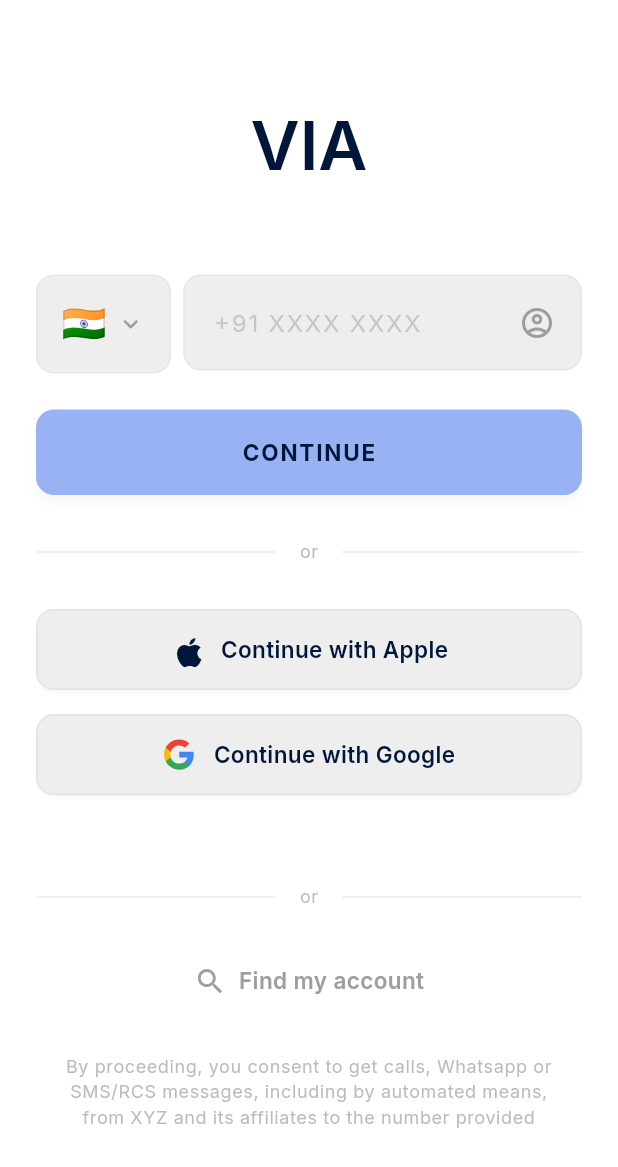
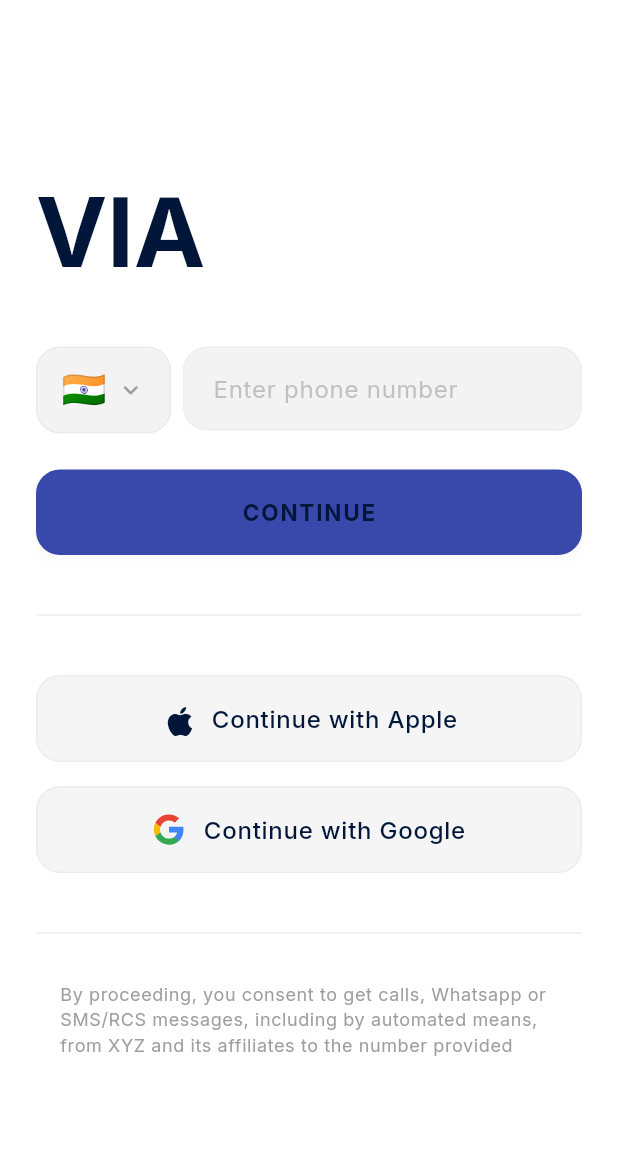
Before and after one commit to once-human/via-commuter, a Flutter app: the screen it shows after launch, on a phone screen of 412 x 824 dp. Shown: the top 1167 px of the screen. Run offline on Flutter 3.47's test engine with Material 3 defaults, Android fonts, the phone set to English and light mode, and no system bars; drawn by our look-alikes of dynamic_color; our stand-ins replace country_picker, flutter_svg, go_router.

Commit message:
feat : updated colors.dart file

```diff
--- a/lib/app/theme/colors.dart
+++ b/lib/app/theme/colors.dart
@@ -3,42 +3,47 @@ import 'package:flutter/material.dart';
 // Define your core colors based on the palette
 const Color kOxfordBlue = Color(0xFF011638);
 const Color kCharcoal = Color(0xFF364156);
-const Color kJordyBlue = Color(0xFF98B2F4); // Primary Action / Accent
+const Color kIndigoAccent = Color(0xFF3949AB); // New darker, cooler primary accent
 const Color kIndianRed = Color(0xFFDB5461); // Maybe Error or Warning
 const Color kWhite = Colors.white;
 const Color kBlack = Colors.black;
 const Color kGrey = Color(0xFF9E9E9E); // General grey for text/icons
 const Color kLightGrey = Color(0xFFEEEEEE); // Input field background / dividers
 
+// New Dark Theme Colors (Inspired by How We Feel)
+const Color kDeepDarkBackground = Color(0xFF121212);
+const Color kDarkSurface = Color(0xFF1E1E1E);
+const Color kGreyTransparent = Color(0x339E9E9E); // ~20% opacity Grey for outlineVariant
+
 /// Dark Color Scheme using the provided palette
 const ColorScheme kDarkColorScheme = ColorScheme(
   brightness: Brightness.dark,
 
-  // Core Colors
-  primary: kJordyBlue,         // Main action button (Continue)
-  onPrimary: kOxfordBlue,     // Text on Primary button
+  // Core Colors (Updated Primary)
+  primary: kIndigoAccent,       // Main action button (Continue) - Now darker blue
+  onPrimary: kWhite,          // Text on Primary button (White provides good contrast)
   secondary: kCharcoal,       // Maybe for secondary actions or borders
   onSecondary: kWhite,        // Text on Secondary
   tertiary: kIndianRed,       // Optional accent
   onTertiary: kWhite,
 
-  // Backgrounds
-  background: kOxfordBlue,    // Main background of the screen
-  onBackground: kWhite,       // Main text color on background
-  surface: kCharcoal,         // Cards, Dialogs, Input Field backgrounds (Apple/Google buttons)
-  onSurface: kWhite,          // Text/icons on surface (Apple/Google button text)
-  surfaceContainerHighest: kCharcoal, // For the slightly elevated input fields / country code
-  onSurfaceVariant: kGrey,    // Hint text, dividers, disabled elements, consent text
+  // Backgrounds (Updated for darker theme)
+  background: kDeepDarkBackground,    // Main background of the screen (Now much darker)
+  onBackground: kWhite,           // Main text color on background
+  surface: kDarkSurface,            // Cards, Dialogs, Input Field backgrounds (Slightly lighter dark)
+  onSurface: kWhite,              // Text/icons on surface
+  surfaceContainerHighest: kDarkSurface, // Keep consistent with surface for now
+  onSurfaceVariant: kGrey,        // Hint text, dividers, disabled elements, consent text
 
   // Other
-  outline: kGrey,             // Borders, dividers
-  outlineVariant: kLightGrey, // Subtle dividers like the 'or' lines
-  error: kIndianRed,          // Error states
-  onError: kWhite,            // Text on error backgrounds
-  inverseSurface: kWhite,     // For elements needing contrast on dark background
-  onInverseSurface: kOxfordBlue,// Text on inverse surface
-  shadow: kBlack,             // Shadows
-  scrim: Color(0x80000000), // 50% opacity black for scrims
+  outline: kGrey,                 // Borders, dividers
+  outlineVariant: kGreyTransparent, // Subtle dividers like the 'or' lines (Use const color)
+  error: kIndianRed,              // Error states
+  onError: kWhite,                // Text on error backgrounds
+  inverseSurface: kWhite,         // For elements needing contrast on dark background
+  onInverseSurface: kOxfordBlue,    // Text on inverse surface
+  shadow: kBlack,                 // Shadows
+  scrim: Color(0x80000000),     // 50% opacity black for scrims
 );
 
 /// Light Color Scheme - Derived or defined separately if needed
@@ -47,7 +52,7 @@ const ColorScheme kDarkColorScheme = ColorScheme(
 // to the roles (primary, background, surface, etc.)
 const ColorScheme kLightColorScheme = ColorScheme(
   brightness: Brightness.light,
-  primary: kJordyBlue, // Example mapping
+  primary: kIndigoAccent, // Example mapping
   onPrimary: kOxfordBlue,
   secondary: kCharcoal,
   onSecondary: kWhite,
--- a/lib/app/theme/theme.dart
+++ b/lib/app/theme/theme.dart
@@ -26,8 +26,16 @@ class AppTheme {
       textTheme: _buildTextTheme(colorScheme),
       elevatedButtonTheme: ElevatedButtonThemeData(
         style: ElevatedButton.styleFrom(
-          // Default button styles can be defined here
+          // Explicitly define background and foreground from ColorScheme
+          backgroundColor: colorScheme.primary,
+          foregroundColor: colorScheme.onPrimary,
+          // Keep existing text style overrides
           textStyle: const TextStyle(fontFamily: _fontFamily, fontWeight: FontWeight.w600),
+          // Add padding and shape for consistency if needed
+          padding: const EdgeInsets.symmetric(horizontal: 24, vertical: 16),
+          shape: RoundedRectangleBorder(
+            borderRadius: BorderRadius.circular(16), // Match other elements
+          ),
         ),
       ),
       textButtonTheme: TextButtonThemeData(
@@ -36,19 +44,31 @@ class AppTheme {
          ),
       ),
       inputDecorationTheme: InputDecorationTheme(
-        // Default input styles can be defined here
+        // Define borders for different states
+        enabledBorder: OutlineInputBorder(
+          borderRadius: BorderRadius.circular(16),
+          // Subtle border when not focused
+          borderSide: BorderSide(color: colorScheme.outlineVariant, width: 1),
+        ),
+        focusedBorder: OutlineInputBorder(
+          borderRadius: BorderRadius.circular(16),
+          // Highlight border using primary color when focused (reduced width)
+          borderSide: BorderSide(color: colorScheme.primary, width: 1.0),
+        ),
+        // Ensure borderSide is none in the base 'border' to rely on enabled/focused
         border: OutlineInputBorder(
-          borderRadius: BorderRadius.circular(8),
-          borderSide: BorderSide.none,
+           borderRadius: BorderRadius.circular(16),
+           borderSide: BorderSide.none, // Base border is none
         ),
         filled: true,
-        fillColor: colorScheme.surfaceContainerHighest,
+        // Apply translucency to the default input background
+        fillColor: colorScheme.surface.withOpacity(0.7),
         hintStyle: TextStyle(
           fontFamily: _fontFamily,
           color: colorScheme.onSurfaceVariant.withOpacity(0.6),
           fontWeight: FontWeight.w400, // Regular
         ),
-        contentPadding: const EdgeInsets.symmetric(horizontal: 16, vertical: 18),
+        contentPadding: const EdgeInsets.symmetric(horizontal: 16, vertical: 16),
       ),
       // Define other component themes as needed
     );
--- a/lib/presentation/screens/onboarding/onboarding_screen.dart
+++ b/lib/presentation/screens/onboarding/onboarding_screen.dart
@@ -231,17 +231,20 @@ class _OnboardingScreenState extends State<OnboardingScreen> with SingleTickerPr
     final colorScheme = theme.colorScheme;
     final textTheme = theme.textTheme;
 
-    // Wrap with TapScaleEffect
-    return TapScaleEffect(
+    // Wrap with SizedBox to enforce height matching the TextField
+    return SizedBox(
+      height: 58, // Explicit height to match TextField based on theme padding
+      child: TapScaleEffect(
         onTap: () {
           HapticFeedback.mediumImpact();
           _showCountryPicker(context);
         },
         child: Container(
-        padding: const EdgeInsets.symmetric(horizontal: 16, vertical: 14),
+          // Keep existing padding for internal content alignment
+          padding: const EdgeInsets.symmetric(horizontal: 16), // Vertical padding removed as height is fixed
           decoration: BoxDecoration(
-          color: colorScheme.surface,
-          borderRadius: BorderRadius.circular(12),
+            color: colorScheme.surface.withOpacity(0.7),
+            borderRadius: BorderRadius.circular(16),
             border: Border.all(
               color: colorScheme.outline.withOpacity(0.1),
               width: 1,
@@ -249,6 +252,7 @@ class _OnboardingScreenState extends State<OnboardingScreen> with SingleTickerPr
           ),
           child: Row(
             mainAxisSize: MainAxisSize.min,
+            mainAxisAlignment: MainAxisAlignment.center, // Center content vertically
             children: [
               Text(
                 _selectedCountry.flagEmoji,
@@ -263,6 +267,7 @@ class _OnboardingScreenState extends State<OnboardingScreen> with SingleTickerPr
             ],
           ),
         ),
+      ),
     );
   }
 
@@ -271,7 +276,7 @@ class _OnboardingScreenState extends State<OnboardingScreen> with SingleTickerPr
     final theme = Theme.of(context);
     showCountryPicker(
       context: context,
-      favorite: ['IN', 'US', 'GB'], // Optional: Add favorite countries
+      favorite: ['IN', 'US', 'GB'],
       showPhoneCode: true,
       onSelect: (Country country) {
         HapticFeedback.mediumImpact();
@@ -280,9 +285,14 @@ class _OnboardingScreenState extends State<OnboardingScreen> with SingleTickerPr
           _selectedCountryCode = '+${country.phoneCode}';
         });
       },
+      // Use the correct parameter name and provide standard theme data
       countryListTheme: CountryListThemeData(
-        backgroundColor: theme.colorScheme.surface, // Dark surface for the list
+          backgroundColor: theme.colorScheme.surface, // Use surface color for sheet bg
+          searchTextStyle: TextStyle(color: theme.colorScheme.onSurface),
+          textStyle: TextStyle(color: theme.colorScheme.onSurface),
+          bottomSheetHeight: MediaQuery.of(context).size.height * 0.7,
           borderRadius: const BorderRadius.vertical(top: Radius.circular(20)),
+          // Keep input decoration styling
           inputDecoration: InputDecoration(
               hintText: 'Search country',
               hintStyle: TextStyle(color: theme.colorScheme.onSurfaceVariant.withOpacity(0.7)),
@@ -294,10 +304,9 @@ class _OnboardingScreenState extends State<OnboardingScreen> with SingleTickerPr
               filled: true,
               fillColor: theme.colorScheme.surfaceContainerHighest,
           ),
-        searchTextStyle: TextStyle(color: theme.colorScheme.onSurface),
-        textStyle: TextStyle(color: theme.colorScheme.onSurface),
-        bottomSheetHeight: MediaQuery.of(context).size.height * 0.7, // Control height
       ),
+      // REMOVE the custom bottomSheetBuilder
+      // bottomSheetBuilder: (context) { ... },
     );
   }
 
@@ -307,59 +316,40 @@ class _OnboardingScreenState extends State<OnboardingScreen> with SingleTickerPr
     final colorScheme = theme.colorScheme;
     final textTheme = theme.textTheme;
 
-    // Updated buildPhoneNumberInput
-    Widget buildPhoneNumberInput() {
+    // Updated buildPhoneInput
+    Widget _buildPhoneInput(BuildContext context) {
+      final theme = Theme.of(context);
+      final colorScheme = theme.colorScheme;
+      // No longer need explicit border radius or fill color here,
+      // it will inherit from the theme's InputDecorationTheme
       return Expanded(
         child: TextField(
           controller: _phoneController,
           keyboardType: TextInputType.phone,
-          inputFormatters: [FilteringTextInputFormatter.digitsOnly],
-          style: textTheme.bodyLarge?.copyWith(
-            color: colorScheme.onSurface, // Text color inside input
-            letterSpacing: 1.2, // Increased spacing like Figma
-            fontSize: 16, // Adjust font size if needed
+          style: TextStyle(
+            color: colorScheme.onSurface,
+            fontWeight: FontWeight.w500, // Medium
           ),
           decoration: InputDecoration(
-            filled: true,
-            fillColor: colorScheme.surface,
-            hintText: '+${_selectedCountry.phoneCode} XXXX XXXX', // Dynamic hint
-            hintStyle: textTheme.bodyLarge?.copyWith(
-              color: colorScheme.onSurfaceVariant.withOpacity(0.5), // Hint color
-              letterSpacing: 1.2,
-              fontSize: 16,
+            hintText: 'Enter phone number',
+            // Remove explicit decoration properties, inherit from theme
+            // fillColor: colorScheme.surface.withOpacity(0.7),
+            // border: OutlineInputBorder(
+            //   borderRadius: BorderRadius.circular(16),
+            //   borderSide: BorderSide.none,
+            // ),
+            // filled: true,
           ),
-            border: OutlineInputBorder(
-              borderRadius: BorderRadius.circular(12),
-              borderSide: BorderSide.none, // No border by default
-            ),
-            enabledBorder: OutlineInputBorder(
-              borderRadius: BorderRadius.circular(12),
-              borderSide: BorderSide(
-                color: colorScheme.outline.withOpacity(0.1), // Subtle border when enabled
-              ),
-            ),
-            focusedBorder: OutlineInputBorder(
-              borderRadius: BorderRadius.circular(12),
-              borderSide: BorderSide(
-                color: colorScheme.primary, // Highlight on focus
-                width: 1.5, // Slightly thicker border on focus
-              ),
-            ),
-            contentPadding: const EdgeInsets.symmetric(horizontal: 16, vertical: 20),
-            suffixIcon: Padding(
-              padding: const EdgeInsets.only(right: 12.0),
-              child: Icon(
-                Icons.account_circle_outlined, // Icon matching Figma
-                color: colorScheme.onSurfaceVariant,
-                size: 24,
-              ),
-            ),
-          ),
+          onChanged: (value) {
+            setState(() {
+              // Basic validation logic could go here if needed
+            });
+          },
         ),
       );
     }
 
-    // buildStyledButton remains largely the same, adjust colors if needed
+    // Updated buildStyledButton
     ElevatedButton buildStyledButton({
       required VoidCallback onPressed,
       required Widget child,
@@ -369,25 +359,22 @@ class _OnboardingScreenState extends State<OnboardingScreen> with SingleTickerPr
       double? minHeight,
       EdgeInsetsGeometry padding = const EdgeInsets.symmetric(vertical: 18),
       BorderSide? side,
-      double elevation = 2.0, // Default elevation
+      double elevation = 2.0,
     }) {
-      // Wrap the ElevatedButton's child logic with TapScaleEffect
-      // NOTE: We wrap the *button itself* later when we call this builder
       return ElevatedButton(
-        onPressed: onPressed, // Haptics/logic handled where button is used
+        onPressed: onPressed,
         style: ElevatedButton.styleFrom(
-          backgroundColor: backgroundColor,
+          backgroundColor: backgroundColor.withOpacity(backgroundColor == colorScheme.surface ? 0.85 : 1.0),
           foregroundColor: foregroundColor,
           minimumSize: Size(minWidth ?? double.infinity, minHeight ?? 56),
-          padding: EdgeInsets.zero, // Padding applied inside TapScaleEffect child
+          padding: EdgeInsets.zero,
           shape: RoundedRectangleBorder(
-            borderRadius: BorderRadius.circular(12),
+            borderRadius: BorderRadius.circular(16),
             side: side ?? BorderSide.none,
           ),
           elevation: elevation,
-          shadowColor: Colors.black.withOpacity(0.15),
+          shadowColor: Colors.black.withOpacity(0.1),
         ),
-        // The actual content passed to the button
         child: Padding(padding: padding, child: child),
       );
     }
@@ -397,33 +384,33 @@ class _OnboardingScreenState extends State<OnboardingScreen> with SingleTickerPr
       required VoidCallback onPressed,
       required Widget icon,
       required String label,
+      double opacity = 0.7, // Default opacity if not provided
     }) {
-      // The button built here will be wrapped later
-      return buildStyledButton(
-        onPressed: onPressed, // Pass the original callback
-        backgroundColor: colorScheme.surface,
-        foregroundColor: colorScheme.onSurface,
-        padding: const EdgeInsets.symmetric(vertical: 16),
-        minHeight: 52,
-        side: BorderSide(
-          color: colorScheme.outline.withOpacity(0.15),
+      return TapScaleEffect(
+        onTap: onPressed,
+        child: Container(
+          padding: const EdgeInsets.symmetric(vertical: 16), // Keep consistent vertical padding
+          decoration: BoxDecoration(
+            color: colorScheme.surface.withOpacity(opacity), // Use passed opacity
+            borderRadius: BorderRadius.circular(16),
+            border: Border.all(
+              color: colorScheme.outline.withOpacity(0.1),
               width: 1,
             ),
-        elevation: 1.0,
+          ),
           child: Row(
             mainAxisAlignment: MainAxisAlignment.center,
             children: [
-            SizedBox(width: 22, height: 22, child: icon),
+              SizedBox(width: 22, height: 22, child: Center(child: icon)),
               const SizedBox(width: 12),
               Text(
                 label,
-              style: textTheme.bodyMedium?.copyWith(
-                fontWeight: FontWeight.w600,
-                color: colorScheme.onSurface,
-                fontSize: 15,
+                style: textTheme.bodyLarge?.copyWith(
+                  fontWeight: FontWeight.w500,
                 ),
               ),
             ],
+          ),
         ),
       );
     }
@@ -444,15 +431,14 @@ class _OnboardingScreenState extends State<OnboardingScreen> with SingleTickerPr
                     position: _slideHeaderAnimation,
                     child: Text(
                       'VIA',
-                      textAlign: TextAlign.center,
-                      style: textTheme.displayMedium?.copyWith(
-                        color: colorScheme.onBackground,
-                        fontWeight: FontWeight.w600,
+                      style: theme.textTheme.displayLarge?.copyWith(
+                        fontWeight: FontWeight.bold,
+                        fontSize: 64, // Reduce font size slightly
                       ),
                     ),
                   ),
                 ),
-                const SizedBox(height: 60),
+                const SizedBox(height: 40),
                 FadeTransition(
                   opacity: _fadeInputAnimation,
                   child: SlideTransition(
@@ -462,7 +448,7 @@ class _OnboardingScreenState extends State<OnboardingScreen> with SingleTickerPr
                       children: [
                         _buildCountryCodeSelector(context),
                         const SizedBox(width: 8),
-                        buildPhoneNumberInput(),
+                        _buildPhoneInput(context),
                       ],
                     ),
                   ),
@@ -495,29 +481,9 @@ class _OnboardingScreenState extends State<OnboardingScreen> with SingleTickerPr
                     ),
                   ),
                 ),
-                const SizedBox(height: 30),
-                FadeTransition(
-                  opacity: _fadeSocial1Animation,
-                  child: SlideTransition(
-                    position: _slideSocial1Animation,
-                    child: Row(
-                      children: [
-                        Expanded(child: Divider(color: colorScheme.outline.withOpacity(0.2), thickness: 1)),
-                        Padding(
-                          padding: const EdgeInsets.symmetric(horizontal: 16.0),
-                          child: Text(
-                            'or',
-                            style: textTheme.bodySmall?.copyWith(
-                              color: colorScheme.onSurfaceVariant.withOpacity(0.7),
-                            ),
-                          ),
-                        ),
-                        Expanded(child: Divider(color: colorScheme.outline.withOpacity(0.2), thickness: 1)),
-                      ],
-                    ),
-                  ),
-                ),
-                const SizedBox(height: 30),
+                const SizedBox(height: 32),
+                _buildDivider(context),
+                const SizedBox(height: 32),
                 FadeTransition(
                   opacity: _fadeSocial1Animation,
                   child: SlideTransition(
@@ -533,6 +499,7 @@ class _OnboardingScreenState extends State<OnboardingScreen> with SingleTickerPr
                         size: 26,
                       ),
                       label: 'Continue with Apple',
+                      opacity: 0.6, // Slightly reduced opacity for social buttons
                     ),
                   ),
                 ),
@@ -557,85 +524,18 @@ class _OnboardingScreenState extends State<OnboardingScreen> with SingleTickerPr
                         ),
                       ),
                       label: 'Continue with Google',
+                      opacity: 0.6, // Slightly reduced opacity for social buttons
                     ),
                   ),
                 ),
-                const SizedBox(height: 60),
-                FadeTransition(
-                  opacity: _fadeFooterAnimation,
-                  child: SlideTransition(
-                    position: _slideFooterAnimation,
-                    child: Row(
-                      children: [
-                        Expanded(child: Divider(color: colorScheme.outline.withOpacity(0.2), thickness: 1)),
-                        Padding(
-                          padding: const EdgeInsets.symmetric(horizontal: 16.0),
-                          child: Text(
-                            'or',
-                            style: textTheme.bodySmall?.copyWith(
-                              color: colorScheme.onSurfaceVariant.withOpacity(0.7),
-                            ),
-                          ),
-                        ),
-                        Expanded(child: Divider(color: colorScheme.outline.withOpacity(0.2), thickness: 1)),
-                      ],
-                    ),
-                  ),
-                ),
+                const SizedBox(height: 32),
+                _buildDivider(context),
                 const SizedBox(height: 24),
                 FadeTransition(
                   opacity: _fadeFooterAnimation,
                   child: SlideTransition(
                     position: _slideFooterAnimation,
-                    child: Column(
-                      children: [
-                        TextButton(
-                          onPressed: () {
-                            HapticFeedback.lightImpact();
-                            // TODO: Implement Find Account logic
-                          },
-                          style: TextButton.styleFrom(
-                            foregroundColor: colorScheme.onSurfaceVariant,
-                            padding: const EdgeInsets.symmetric(vertical: 12),
-                            shape: RoundedRectangleBorder(
-                              borderRadius: BorderRadius.circular(8),
-                            ),
-                          ),
-                          child: Row(
-                            mainAxisAlignment: MainAxisAlignment.center,
-                            children: [
-                              Icon(
-                                Icons.search,
-                                size: 22,
-                                color: colorScheme.onSurfaceVariant,
-                              ),
-                              const SizedBox(width: 8),
-                              Text(
-                                'Find my account',
-                                style: textTheme.bodyMedium?.copyWith(
-                                  fontWeight: FontWeight.w600,
-                                  fontSize: 15,
-                                  color: colorScheme.onSurfaceVariant,
-                                ),
-                              ),
-                            ],
-                          ),
-                        ),
-                        const SizedBox(height: 24),
-                        Padding(
-                          padding: const EdgeInsets.symmetric(horizontal: 16.0),
-                          child: Text(
-                            'By proceeding, you consent to get calls, Whatsapp or SMS/RCS messages, including by automated means, from XYZ and its affiliates to the number provided',
-                            textAlign: TextAlign.center,
-                            style: textTheme.bodySmall?.copyWith(
-                              color: colorScheme.onSurfaceVariant.withOpacity(0.7),
-                              height: 1.4,
-                              fontSize: 12,
-                            ),
-                          ),
-                        ),
-                      ],
-                    ),
+                    child: _buildConsentText(context),
                   ),
                 ),
               ],
@@ -645,4 +545,27 @@ class _OnboardingScreenState extends State<OnboardingScreen> with SingleTickerPr
       ),
     );
   }
+
+  Widget _buildDivider(BuildContext context) {
+    final theme = Theme.of(context);
+    return Divider(
+      color: theme.colorScheme.outlineVariant,
+      thickness: 1,
+    );
   }
+
+  Widget _buildConsentText(BuildContext context) {
+    final theme = Theme.of(context);
+    return Padding(
+      padding: const EdgeInsets.symmetric(horizontal: 16),
+      child: Text(
+        'By proceeding, you consent to get calls, Whatsapp or SMS/RCS messages, including by automated means, from XYZ and its affiliates to the number provided',
+        style: theme.textTheme.bodySmall?.copyWith(
+          color: theme.colorScheme.onSurfaceVariant,
+          height: 1.4,
+        ),
+        textAlign: TextAlign.start, // Left-align consent text
+      ),
+    );
+  }
+}
```
Lines whose indentation alone changed are shown as unchanged.
